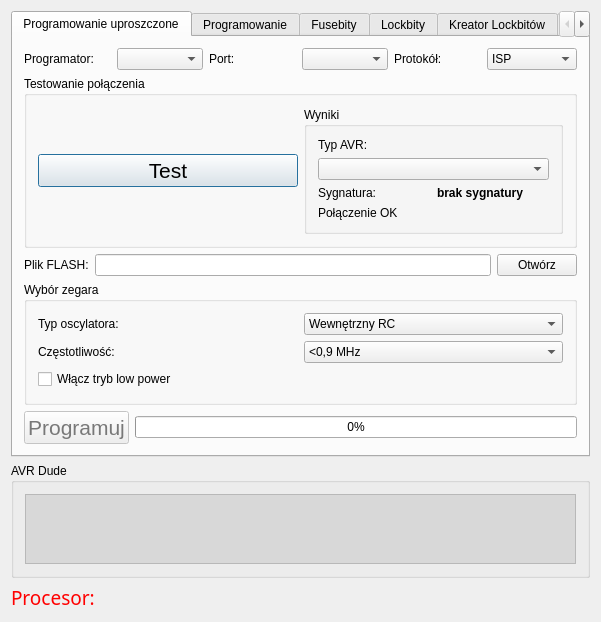
ttomek32/tmfavrcalculator, file forms/maindialog.ui: the form before one commit.
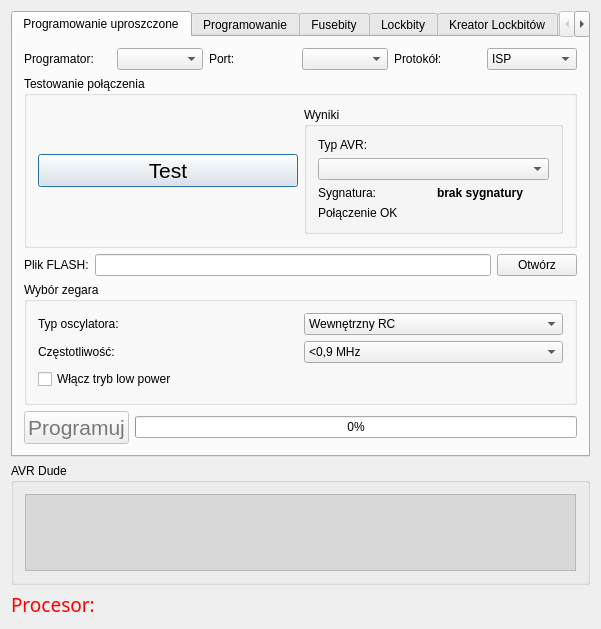
The form after the commit. Icons and pictures are not drawn.

What changed in the file:
```diff
--- a/forms/maindialog.ui
+++ b/forms/maindialog.ui
@@ -7,7 +7,7 @@
     <x>0</x>
     <y>0</y>
     <width>601</width>
-    <height>574</height>
+    <height>629</height>
    </rect>
   </property>
   <property name="windowTitle">
```
Left out of the diff: 8 changed lines with no effect on the pictures.
